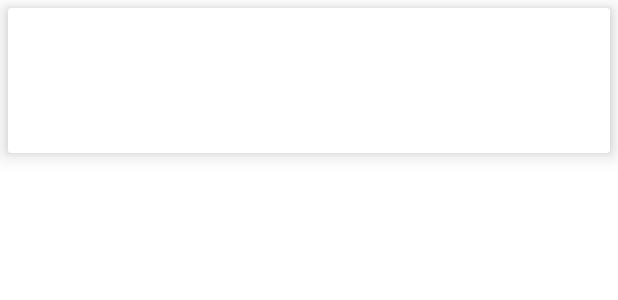
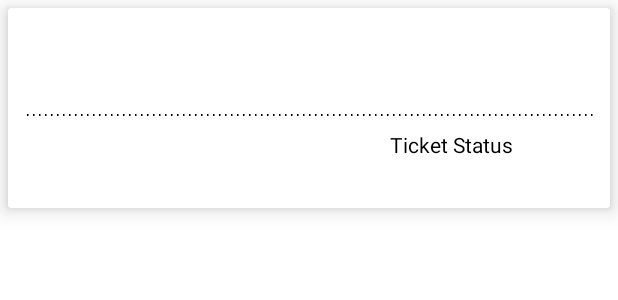
Before and after one commit to bosdroid/csv, an Android app: the layout ticket_item_row_design.xml on its own in the app's theme, with its tools: preview values and no code run, on a phone screen of 412 x 824 dp. Shown: the top 300 px of the screen. Run offline under Robolectric (Android 15) with nearby library versions, the phone set to English and light mode, and no system bars.

Commit message:
fixed the import csv issue

```diff
--- a/app/build.gradle
+++ b/app/build.gradle
@@ -226,6 +226,6 @@ dependencies {
     implementation 'org.jsoup:jsoup:1.14.3'
 
     implementation 'com.borjabravo:readmoretextview:2.1.0'
-
+    implementation 'com.github.albfernandez:juniversalchardet:2.4.0'
 
 }
--- a/app/src/main/java/com/boris/expert/csvmagic/model/SupportTicket.kt
+++ b/app/src/main/java/com/boris/expert/csvmagic/model/SupportTicket.kt
@@ -9,9 +9,11 @@ data class SupportTicket(
     val title:String,
     val message:String,
     val timeStamp:Long,
-    val status:String
+    val status:String,
+    val lastReply:Long,
+    val lastReplyBy:String
 ):Serializable{
 
-    constructor():this("","","","","",0,"")
+    constructor():this("","","","","",0,"",0,"")
 
 }
--- a/app/src/main/java/com/boris/expert/csvmagic/view/activities/BaseActivity.kt
+++ b/app/src/main/java/com/boris/expert/csvmagic/view/activities/BaseActivity.kt
@@ -111,7 +111,7 @@ open class BaseActivity : AppCompatActivity() {
         // THIS FUNCTION WILL RETURN THE DATE TIME STRING FROM TIMESTAMP
         fun getDateTimeFromTimeStamp(timeStamp: Long): String {
             val c = Date(timeStamp)
-            val df = SimpleDateFormat("yyyy-MM-dd kk:mm a", Locale.getDefault())
+            val df = SimpleDateFormat("yyyy-MM-dd kk:mm:ss", Locale.getDefault())
             return df.format(c).toUpperCase(Locale.ENGLISH)
         }
 
--- a/app/src/main/java/com/boris/expert/csvmagic/view/activities/SupportTicketsActivity.kt
+++ b/app/src/main/java/com/boris/expert/csvmagic/view/activities/SupportTicketsActivity.kt
@@ -162,7 +162,7 @@ class SupportTicketsActivity : BaseActivity(), View.OnClickListener,
                             auth.currentUser!!.displayName.toString()
                         } else {
                             ""
-                        }, title, message, System.currentTimeMillis(), "pending"
+                        }, title, message, System.currentTimeMillis(), "open",0,""
                     )
                     startLoading(context)
                     databaseReference.child(Constants.ticketsReference)
--- a/app/src/main/java/com/boris/expert/csvmagic/view/fragments/ScanFragment.kt
+++ b/app/src/main/java/com/boris/expert/csvmagic/view/fragments/ScanFragment.kt
@@ -149,7 +149,7 @@ class ScanFragment : Fragment(), TablesDataAdapter.OnItemClickListener {
                     val file = FileUtil.from(requireActivity(), filePath!!)
                     val ext = file.name.substring(file.name.lastIndexOf(".") + 1)
                     var fileName = file.name.substring(0, file.name.lastIndexOf("."))
-                    fileName = fileName.replace("[-+.^:,]".toRegex(), " ").replace(" ", "_").trim()
+                    fileName = fileName.replace("[-+.^:,]".toRegex(), " ").replace(" ", "_").replace("[","").replace("]","").trim()
                     if (ext != "csv") {
                         BaseActivity.showAlert(
                             requireActivity(),
--- /dev/null
+++ b/app/src/main/res/drawable-xxxhdpi/top_border.xml
@@ -0,0 +1,22 @@
+<?xml version="1.0" encoding="utf-8"?>
+<layer-list xmlns:android="http://schemas.android.com/apk/res/android" >
+    <item
+        android:bottom="-2dp"
+        android:left="-2dp"
+        android:right="-2dp"
+        android:top="1dp">
+        <shape android:shape="rectangle" >
+            <stroke
+                android:width="1dp"
+                android:color="#FF000000" />
+         <stroke android:dashGap="3dp" android:dashWidth="1dp"/>
+            <solid android:color="#00FFFFFF" />
+
+            <padding android:left="0dp"
+                android:right="0dp"
+                android:top="10dp"
+                android:bottom="5dp" />
+        </shape>
+    </item>
+
+</layer-list>
--- a/app/src/main/res/layout/ticket_item_row_design.xml
+++ b/app/src/main/res/layout/ticket_item_row_design.xml
@@ -40,14 +40,60 @@
                 android:layout_marginTop="@dimen/eightDpMargin"
                 />
 
-            <com.google.android.material.textview.MaterialTextView
-                android:layout_width="wrap_content"
+            <LinearLayout
+                android:layout_width="match_parent"
                 android:layout_height="wrap_content"
-                android:textSize="@dimen/largeText"
-                android:id="@+id/ticket_item_status_view"
-                android:textColor="@color/black"
-                android:layout_gravity="end"
-                />
+                android:orientation="horizontal"
+                android:layout_marginTop="@dimen/eightDpMargin"
+                android:background="@drawable/top_border"
+                android:gravity="center_vertical"
+                android:baselineAligned="false">
+
+                <LinearLayout
+                    android:layout_width="0dp"
+                    android:layout_height="wrap_content"
+                    android:layout_weight="1"
+                    android:orientation="vertical">
+
+                    <com.google.android.material.textview.MaterialTextView
+                        android:id="@+id/ticket_last_reply_view"
+                        android:layout_width="wrap_content"
+                        android:layout_height="wrap_content"
+                        android:textColor="@color/black"
+                        android:textSize="@dimen/mediumText" />
+
+                    <com.google.android.material.textview.MaterialTextView
+                        android:id="@+id/ticket_last_reply_by_view"
+                        android:layout_width="wrap_content"
+                        android:layout_height="wrap_content"
+                        android:textColor="@color/black"
+                        android:textSize="@dimen/mediumText" />
+                </LinearLayout>
+
+                <LinearLayout
+                    android:layout_width="0dp"
+                    android:layout_height="wrap_content"
+                    android:layout_weight="1"
+                    android:gravity="center_horizontal"
+                    android:orientation="vertical">
+
+                    <com.google.android.material.textview.MaterialTextView
+                        android:layout_width="wrap_content"
+                        android:layout_height="wrap_content"
+                        android:text="@string/ticket_status_heading_view"
+                        android:textColor="@color/black"
+                        android:textSize="@dimen/mediumText" />
+
+                    <com.google.android.material.textview.MaterialTextView
+                        android:id="@+id/ticket_item_status_view"
+                        android:layout_width="wrap_content"
+                        android:layout_height="wrap_content"
+                        android:textColor="@color/black"
+                        android:textSize="@dimen/smallText"
+                        android:textStyle="bold" />
+                </LinearLayout>
+
+            </LinearLayout>
         </LinearLayout>
 
     </androidx.constraintlayout.widget.ConstraintLayout>
--- a/app/src/main/res/values/strings.xml
+++ b/app/src/main/res/values/strings.xml
@@ -456,6 +456,7 @@
     <string name="images_search_feature_text">Images Search Feature</string>
     <string name="images_search_feature_credit_price_text">1 credit for 100 images</string>
     <string name="buy_credits">Buy Credits</string>
+    <string name="ticket_status_heading_view">Ticket Status</string>
 
     <string-array name="features_keys">
         <item>compressor_feature</item>
```
Also changed, not shown: app/src/main/java/com/boris/expert/csvmagic/adapters/ChatAdapter.kt (+7 -0 lines), app/src/main/java/com/boris/expert/csvmagic/utils/CSVFile.kt (+72 -101 lines), app/src/main/java/com/boris/expert/csvmagic/utils/WrapContentLinearLayoutManager.kt (added, +19 -0 lines), app/src/main/java/com/boris/expert/csvmagic/view/activities/MainActivity.kt (+14 -0 lines), app/src/main/java/com/boris/expert/csvmagic/view/activities/SupportChatActivity.kt (+17 -5 lines), app/src/main/res/layout/receiver_message_item_row.xml (+12 -0 lines), app/src/main/res/layout/sender_message_item_row.xml (+12 -0 lines), 2 other files.
